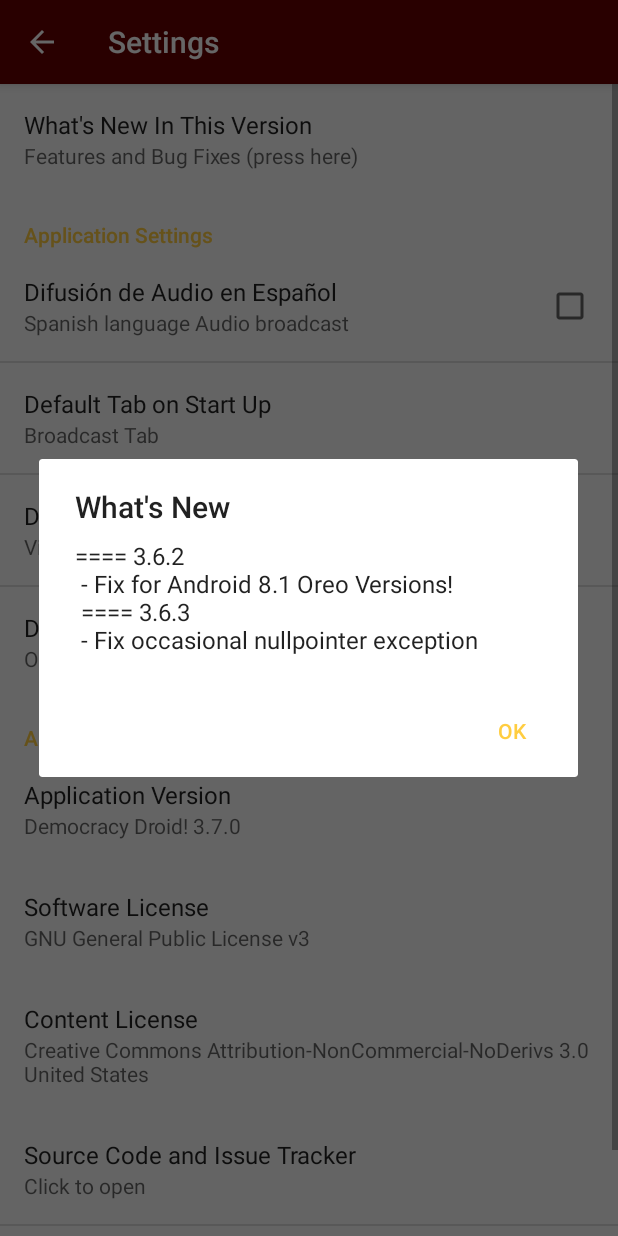
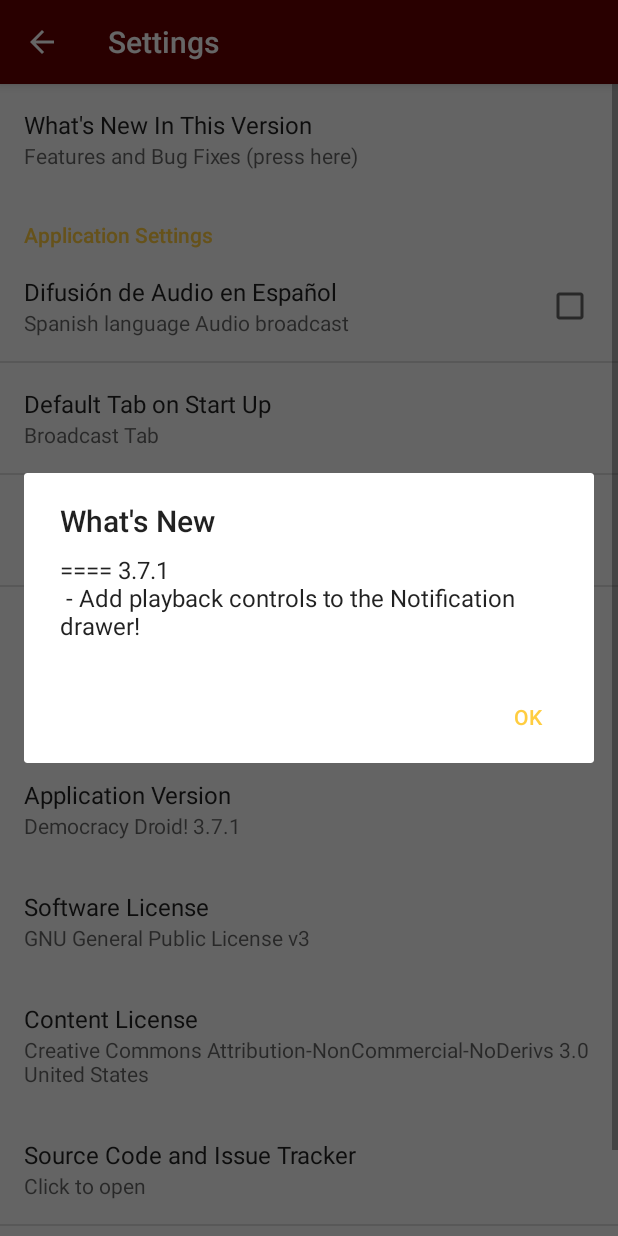
Before and after one commit to fenimore/DemocracyDroid, an Android app: the SettingsActivity screen opened directly, with no data from a screen before it, after a tap on "What's New In This Version", on a phone screen of 412 x 824 dp. Run offline under Robolectric (Android 15) with nearby library versions, the phone set to English and light mode, and no system bars; network calls fail; 2 other taps on this screen came first.

Commit message:
Version Bump 3.7.1 Nullpointer fix

```diff
--- a/app/build.gradle
+++ b/app/build.gradle
@@ -8,8 +8,8 @@ android {
         applicationId "com.workingagenda.democracydroid"
         minSdkVersion 15
         targetSdkVersion 27
-        versionCode 42
-        versionName "3.7.0"
+        versionCode 43
+        versionName "3.7.1"
     }
     buildTypes {
         release {
--- a/app/src/main/java/com/workingagenda/democracydroid/MediaActivity.java
+++ b/app/src/main/java/com/workingagenda/democracydroid/MediaActivity.java
@@ -53,15 +53,16 @@ public class MediaActivity extends AppCompatActivity {
         Bundle extras = getIntent().getExtras();
         assert extras != null;
         path = (String) extras.get("url");
+        if (path != null && !path.isEmpty()) {
             url = Uri.parse(path);
-        title = (String) extras.get("title"); // Doesn't work
+            title = (String) extras.get("title");
             getSupportActionBar().setTitle(title);
-
             // Start Service
             Intent i = new Intent(this, MediaService.class);
             Log.d("Service", mConnection.toString());
             bindService(i, mConnection, BIND_AUTO_CREATE);
             if (!path.contains("mp3")) hideStatusBar();
+        }
     }
 
 
--- a/app/src/main/res/values/strings.xml
+++ b/app/src/main/res/values/strings.xml
@@ -29,10 +29,8 @@
     <string name="about_dd_header">About Democracy Droid!</string>
     <string name="about_dev_header">Developer Information</string>
     <string name="whatsnew">
-        ==== 3.6.2\n
-        - Fix for Android 8.1 Oreo Versions!\n
-        ==== 3.6.3\n
-        - Fix occasional nullpointer exception\n
+        ==== 3.7.1\n
+        - Add playback controls to the Notification drawer!\n
     </string>
     <string name="open_stream">Default Application to Play Media</string>
     <string name="download_video">Download Video</string>
```
Lines whose indentation alone changed are shown as unchanged.
